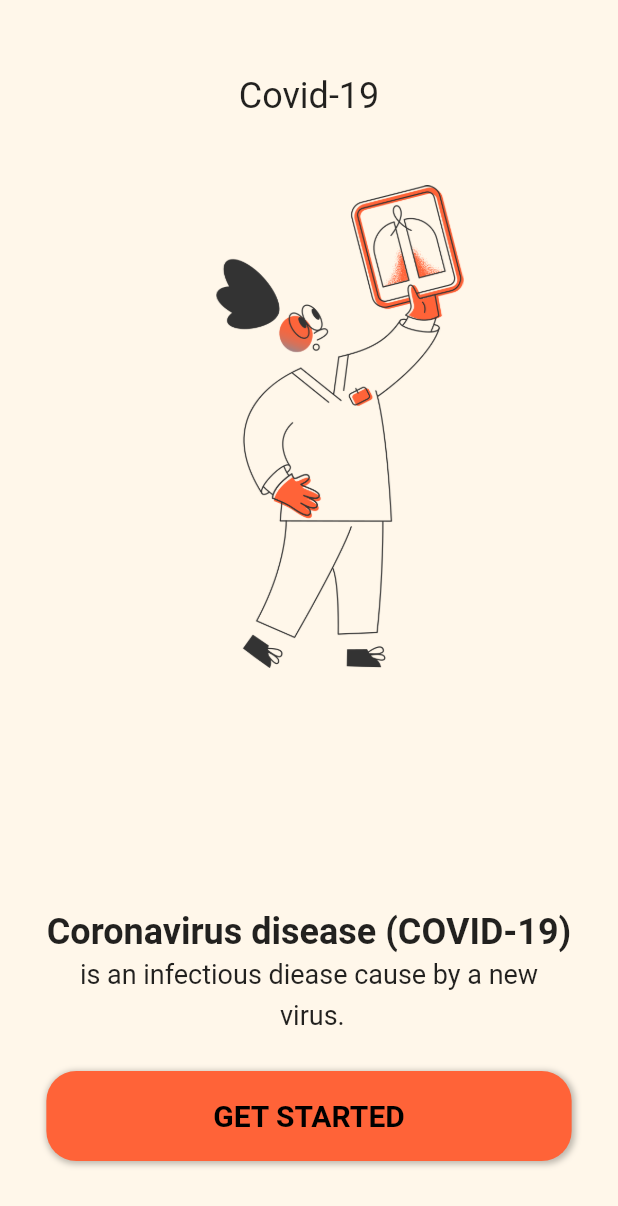
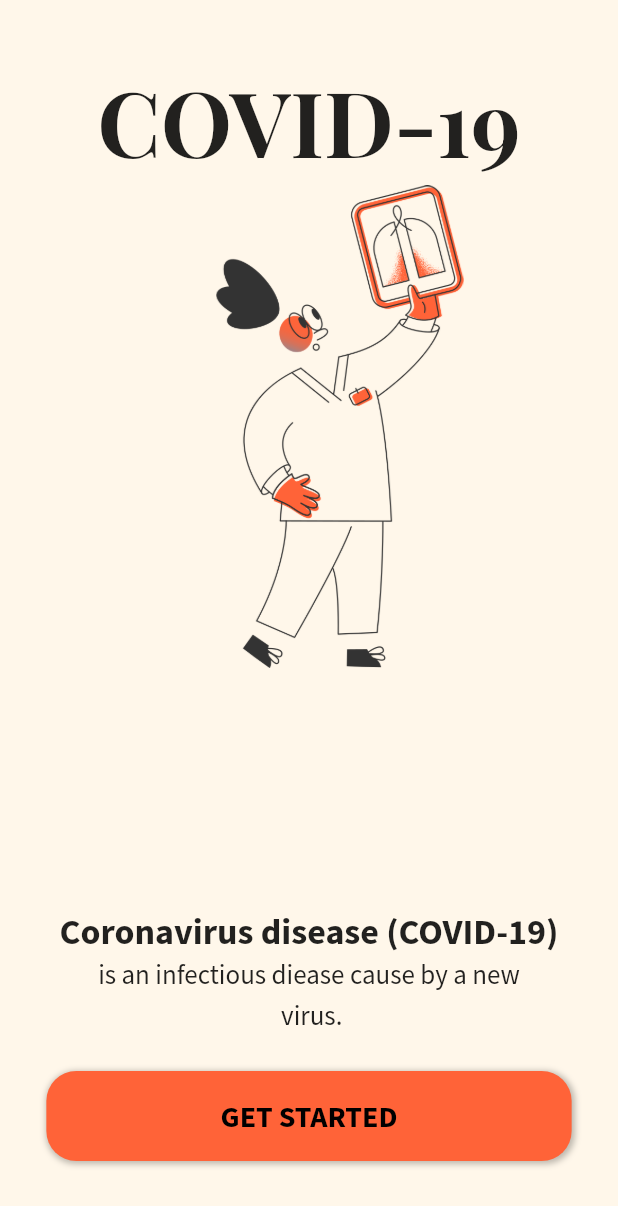
Before and after one commit to kvntzn/covid19, a Flutter app: the screen it shows after launch, on a phone screen of 412 x 824 dp. Shown: the top 1206 px of the screen. Run offline on Flutter 3.47's test engine with Material 2 defaults, Android fonts, the phone set to English and light mode, and no system bars; our stand-ins replace shared_preferences; Roboto replaces fonts that are missing (Ubuntu).

Commit message:
imported fonts updates font family create a new screen home finished opening page

```diff
--- a/lib/app/ui/opening_view.dart
+++ b/lib/app/ui/opening_view.dart
@@ -1,4 +1,6 @@
 import 'package:covid19/app/core/consts.dart';
+import 'package:covid19/app/ui/dashboard.dart';
+import 'package:covid19/app/ui/home_view.dart';
 import 'package:flutter/material.dart';
 
 class OpeningView extends StatefulWidget {
@@ -34,15 +36,16 @@ class _OpeningViewState extends State<OpeningView> {
 
   Padding _buildHeader(BuildContext context) {
     return Padding(
-      padding: const EdgeInsets.only(top: 50.0),
+      padding: const EdgeInsets.only(top: 40.0),
       child: Align(
         alignment: Alignment.topCenter,
         child: Text(
-          'Covid-19',
-          style: Theme.of(context)
-              .textTheme
-              .headline5
-              .copyWith(color: Colors.black87),
+          'COVID-19',
+          style: TextStyle(
+              fontSize: 60,
+              fontWeight: FontWeight.bold,
+              fontFamily: 'PlayfairDisplay',
+              color: Colors.black87),
         ),
       ),
     );
@@ -74,7 +77,11 @@ class _OpeningViewState extends State<OpeningView> {
             SizedBox(
               height: 25,
             ),
-            Container(
+            GestureDetector(
+              onTap: () {
+                Navigator.of(context).push(MaterialPageRoute(builder: (_) => Dashboard()));
+              },
+              child: Container(
                 decoration: BoxDecoration(
                     color: AppColors.mainColor,
                     borderRadius: BorderRadius.all(Radius.circular(20)),
@@ -96,6 +103,7 @@ class _OpeningViewState extends State<OpeningView> {
                         fontSize: 20),
                   ),
                 ),
+              ),
             )
           ],
         ),
--- a/lib/main.dart
+++ b/lib/main.dart
@@ -36,7 +36,7 @@ class MyApp extends StatelessWidget {
         title: 'Coronavirus Tracker',
         theme: ThemeData(
           primarySwatch: Colors.blue,
-          fontFamily: 'Ubuntu'
+          fontFamily: 'Source Sans Pro'
         ),
         home: OpeningView(),
       ),
```
Also changed, not shown: lib/app/ui/home_view.dart (added, +15 -0 lines), pubspec.yaml (+9 -0 lines), assets/fonts/PlayfairDisplay-Bold.ttf (added), assets/fonts/PlayfairDisplay-Regular.ttf (added), assets/fonts/SourceSansPro-Bold.ttf (added), assets/fonts/SourceSansPro-Regular.ttf (added). Lines whose indentation alone changed are shown as unchanged.
